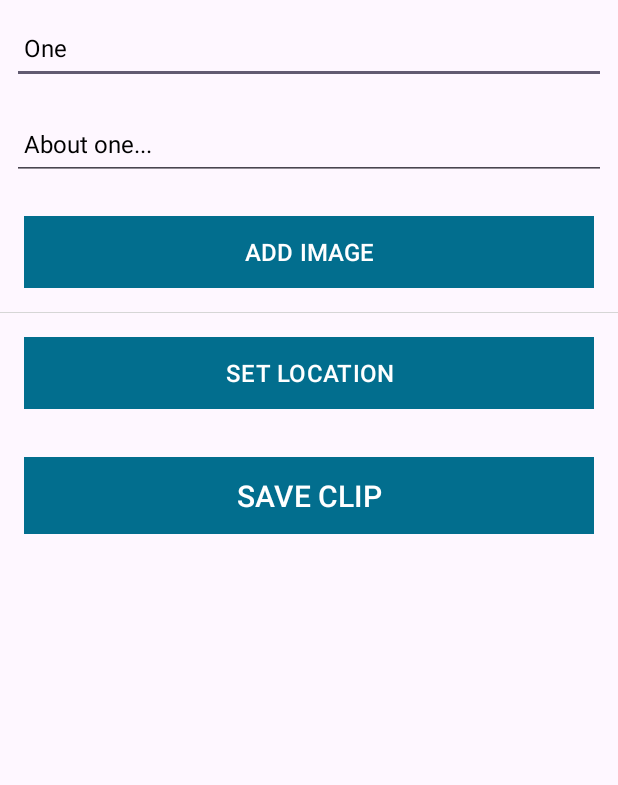
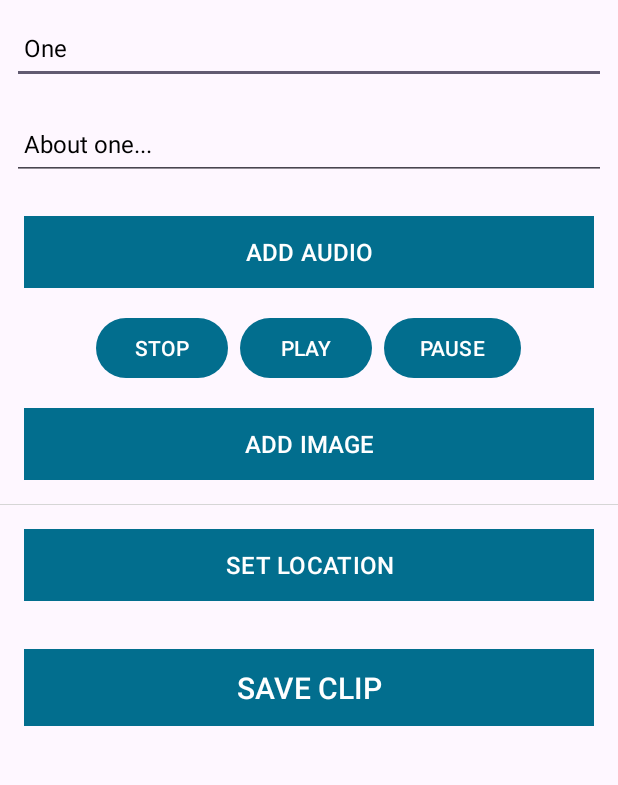
Before and after one commit to neal-boylan/musician_app_00, an Android app: the screen it shows after launch (ClipActivity), after a tap on "One", on a phone screen of 412 x 824 dp, the part 96-881 px from its top. Run offline under Robolectric (Android 15) with nearby library versions, the phone set to English and light mode, and no system bars; our stand-ins replace Picasso, Timber; 5 statements that could not run were skipped.

Commit message:
Started basics of media player

```diff
--- a/app/src/main/java/org/wit/musician_00/activities/ClipActivity.kt
+++ b/app/src/main/java/org/wit/musician_00/activities/ClipActivity.kt
@@ -1,6 +1,7 @@
 package org.wit.musician_00.activities
 
 import android.content.Intent
+import android.media.MediaPlayer
 import android.net.Uri
 import android.os.Bundle
 import android.view.Menu
@@ -12,6 +13,7 @@ import com.google.android.material.snackbar.Snackbar
 import com.squareup.picasso.Picasso
 import org.wit.musician_00.R
 import org.wit.musician_00.databinding.ActivityClipBinding
+import org.wit.musician_00.helpers.showAudioPicker
 import org.wit.musician_00.helpers.showImagePicker
 import org.wit.musician_00.main.MainApp
 import org.wit.musician_00.models.ClipModel
@@ -22,7 +24,9 @@ class ClipActivity : AppCompatActivity() {
 
     private lateinit var binding: ActivityClipBinding
     private lateinit var imageIntentLauncher : ActivityResultLauncher<Intent>
+    private lateinit var audioIntentLauncher : ActivityResultLauncher<Intent>
     private lateinit var mapIntentLauncher : ActivityResultLauncher<Intent>
+    private lateinit var mediaPlayer: MediaPlayer
     var clip = ClipModel()
     lateinit var app : MainApp
     var location = Location(52.245696, -7.139102, 5f)
@@ -37,6 +41,26 @@ class ClipActivity : AppCompatActivity() {
 
         app = application as MainApp
         i("Clip Activity started..")
+        i("This clip: $clip")
+        mediaPlayer = MediaPlayer.create(this,R.raw.guitar_melody)
+
+        i("clip.audio: ${clip.audio}")
+
+        binding.stopBtn.setOnClickListener{
+            if (mediaPlayer.isPlaying) {
+                mediaPlayer.stop()
+
+                mediaPlayer.prepare()
+            }
+        }
+        binding.playBtn.setOnClickListener{
+            mediaPlayer.start()
+        }
+        binding.pauseBtn.setOnClickListener{
+            if (mediaPlayer.isPlaying) {
+                mediaPlayer.pause()
+            }
+        }
 
         if (intent.hasExtra("clip_edit")) {
             edit = true
@@ -55,8 +79,13 @@ class ClipActivity : AppCompatActivity() {
             showImagePicker(imageIntentLauncher)
         }
 
+        binding.chooseAudio.setOnClickListener {
+            showAudioPicker(audioIntentLauncher)
+        }
+
         registerImagePickerCallback()
         registerMapCallback()
+        registerAudioPickerCallback()
 
         binding.btnAdd.setOnClickListener() {
             clip.title = binding.clipTitle.text.toString()
@@ -80,6 +109,13 @@ class ClipActivity : AppCompatActivity() {
             mapIntentLauncher.launch(launcherIntent)
         }
 
+    }
+
+    override fun onPause() {
+        super.onPause()
+        if (mediaPlayer.isPlaying) {
+            mediaPlayer.pause()
+        }
     }
 
     override fun onCreateOptionsMenu(menu: Menu): Boolean {
@@ -113,6 +149,25 @@ class ClipActivity : AppCompatActivity() {
             }
     }
 
+    private fun registerAudioPickerCallback() {
+        audioIntentLauncher =
+            registerForActivityResult(ActivityResultContracts.StartActivityForResult())
+            { result ->
+                when(result.resultCode){
+                    RESULT_OK -> {
+                        if (result.data != null) {
+                            i("Got Result ${result.data!!.data}")
+                            clip.audio = result.data!!.data!!
+                            // Picasso.get().load(clip.image).into(binding.clipImage)
+                            binding.chooseAudio.setText(R.string.button_changeAudio)
+                        } // end of if
+                    }
+                    RESULT_CANCELED -> { }
+                    else -> { }
+                }
+            }
+    }
+
     private fun registerMapCallback() {
         mapIntentLauncher =
             registerForActivityResult(ActivityResultContracts.StartActivityForResult())
--- a/app/src/main/java/org/wit/musician_00/models/ClipMemStore.kt
+++ b/app/src/main/java/org/wit/musician_00/models/ClipMemStore.kt
@@ -27,6 +27,7 @@ class ClipMemStore : ClipStore {
             foundClip.title = clip.title
             foundClip.description = clip.description
             foundClip.image = clip.image
+            foundClip.audio = clip.audio
             foundClip.location = clip.location
             logAll()
         }
--- a/app/src/main/java/org/wit/musician_00/models/ClipModel.kt
+++ b/app/src/main/java/org/wit/musician_00/models/ClipModel.kt
@@ -10,6 +10,7 @@ data class ClipModel(
     var title: String = "",
     var description: String = "",
     var image: Uri = Uri.EMPTY,
+    var audio: Uri = Uri.EMPTY,
     var location: Location = Location(52.245696, -7.139102, 5f)) : Parcelable
 @Parcelize
 data class Location(var lat: Double = 0.0,
--- a/app/src/main/res/layout/activity_clip.xml
+++ b/app/src/main/res/layout/activity_clip.xml
@@ -69,6 +69,51 @@
                     android:textSize="16sp" />
 
                 <Button
+                    android:id="@+id/chooseAudio"
+                    android:layout_width="match_parent"
+                    android:layout_height="wrap_content"
+                    android:layout_margin="16dp"
+                    android:background="@color/colorAccent"
+                    android:importantForAccessibility="no"
+                    android:padding="8dp"
+                    android:text="@string/button_addAudio"
+                    android:textColor="@color/colorPrimary"
+                    android:textSize="16sp"
+                    android:textAllCaps="true"
+                    tools:ignore="VisualLintButtonSize" />
+
+                <LinearLayout
+                    android:layout_width="match_parent"
+                    android:layout_height="wrap_content"
+                    android:orientation="horizontal"
+                    android:gravity="center">
+
+                    <Button
+                        android:id="@+id/stopBtn"
+                        android:layout_width="wrap_content"
+                        android:layout_height="wrap_content"
+                        android:text="STOP"
+                        android:layout_marginHorizontal="4dp"
+                        />
+
+                    <Button
+                        android:id="@+id/playBtn"
+                        android:layout_width="wrap_content"
+                        android:layout_height="wrap_content"
+                        android:text="PLAY"
+                        android:layout_marginHorizontal="4dp"
+                        />
+
+                    <Button
+                        android:id="@+id/pauseBtn"
+                        android:layout_width="wrap_content"
+                        android:layout_height="wrap_content"
+                        android:text="PAUSE"
+                        android:layout_marginHorizontal="4dp"
+                        />
+                    </LinearLayout>
+
+                <Button
                     android:id="@+id/chooseImage"
                     android:layout_width="match_parent"
                     android:layout_height="wrap_content"
--- a/app/src/main/res/values/strings.xml
+++ b/app/src/main/res/values/strings.xml
@@ -7,8 +7,11 @@
     <string name="menu_addClip">Add</string>
     <string name="menu_cancel">Cancel</string>
     <string name="button_addImage">Add Image</string>
+    <string name="button_addAudio">Add Audio</string>
     <string name="button_changeImage">Change Image</string>
+    <string name="button_changeAudio">Change Audio</string>
     <string name="select_clip_image">Select Clip image</string>
+    <string name="select_clip_audio">Select Clip audio</string>
     <string name="button_location">Set Location</string>
     <string name="title_activity_map">MapActivity</string>
 </resources>
```
Also changed, not shown: app/src/main/java/org/wit/musician_00/helpers/AudioHelpers.kt (added, +12 -0 lines), 3 other files.
